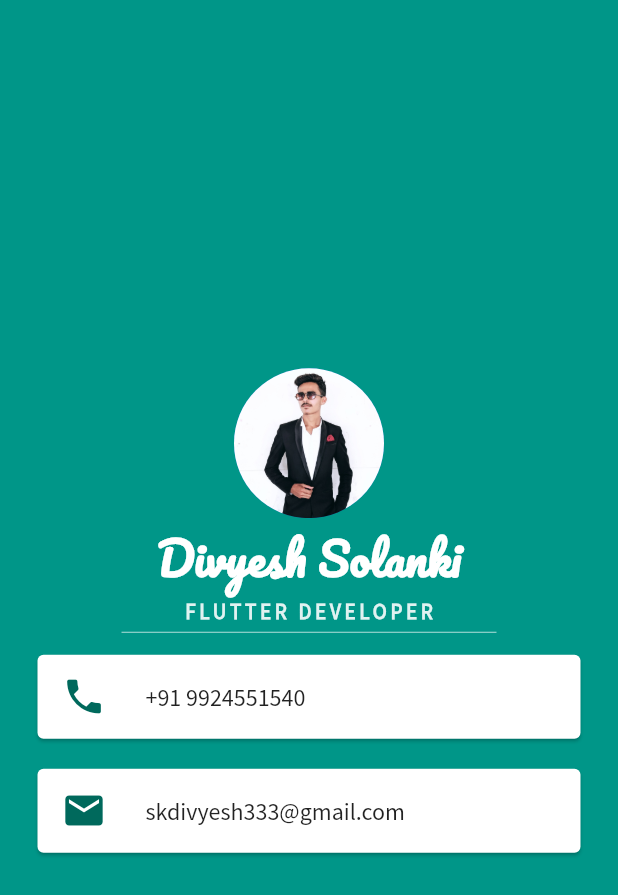
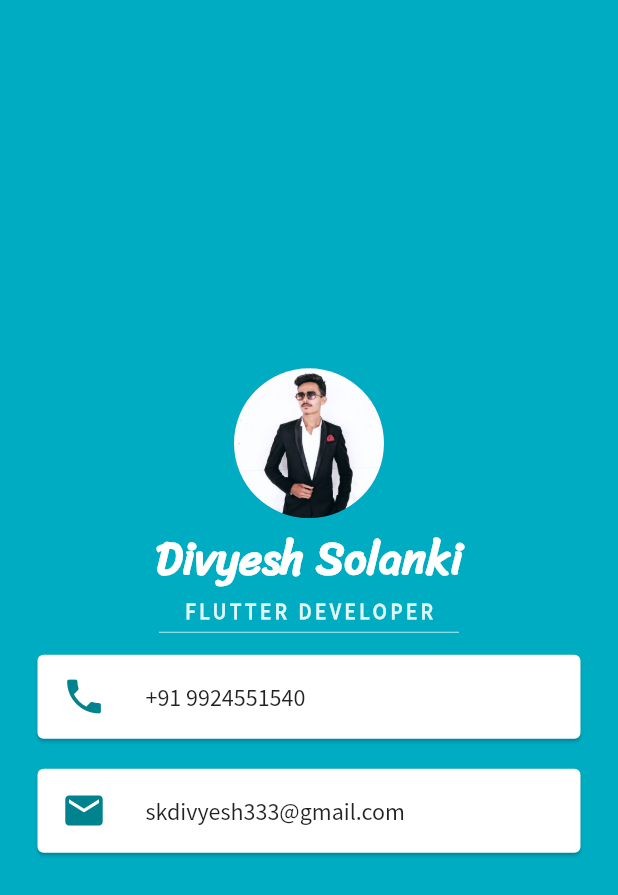
Before and after one commit to divyesh-solanki/mi-card-flutter, a Flutter app: the screen it shows after launch, on a phone screen of 412 x 824 dp. Shown: the top 895 px of the screen. Run offline on Flutter 3.47's test engine with Material 2 defaults, Android fonts, the phone set to English and light mode, and no system bars.

Commit message:
final touches chnaged background color chnaged font

```diff
--- a/lib/main.dart
+++ b/lib/main.dart
@@ -12,7 +12,7 @@ class MyApp extends StatelessWidget {
     return MaterialApp(
       debugShowCheckedModeBanner: false,
       home: Scaffold(
-        backgroundColor: Colors.teal,
+        backgroundColor: Colors.cyan[600],
         body: SafeArea(
           child: Column(
             crossAxisAlignment: CrossAxisAlignment.center,
@@ -28,13 +28,13 @@ class MyApp extends StatelessWidget {
                   fontSize: 30,
                   color: Colors.white,
                   fontWeight: FontWeight.bold,
-                  fontFamily: 'Pacifico',
+                  fontFamily: 'Sriracha',
                 ),
               ),
               Text(
                 'FLUTTER DEVELOPER',
                 style: TextStyle(
-                  color: Colors.teal[50],
+                  color: Colors.cyan[50],
                   fontFamily: 'Source Sans Pro',
                   fontWeight: FontWeight.bold,
                   letterSpacing: 2.5,
@@ -42,9 +42,9 @@ class MyApp extends StatelessWidget {
               ),
               SizedBox(
                 height: 10,
-                width: 250,
+                width: 200,
                 child: Divider(
-                  color: Colors.teal[100],
+                  color: Colors.cyan[100],
                 ),
               ),
               Card(
@@ -56,7 +56,7 @@ class MyApp extends StatelessWidget {
                 child: ListTile(
                   leading: Icon(
                       Icons.phone,
-                      color: Colors.teal[800],
+                      color: Colors.cyan[800],
                       size: 30,
                     ),
                   title: Text(
@@ -78,7 +78,7 @@ class MyApp extends StatelessWidget {
                 child: ListTile(
                   leading: Icon(
                       Icons.email,
-                      color: Colors.teal[800],
+                      color: Colors.cyan[800],
                       size: 30,
                     ),
                     title: Text(
--- a/pubspec.yaml
+++ b/pubspec.yaml
@@ -30,3 +30,7 @@ flutter:
     - family: Source Sans Pro
       fonts:
         - asset: fonts/SourceSansPro-Regular.ttf
+
+    - family: Sriracha
+      fonts:
+        - asset: fonts/Sriracha-Regular.ttf
```
Also changed, not shown: fonts/Sriracha-Regular.ttf (added).
